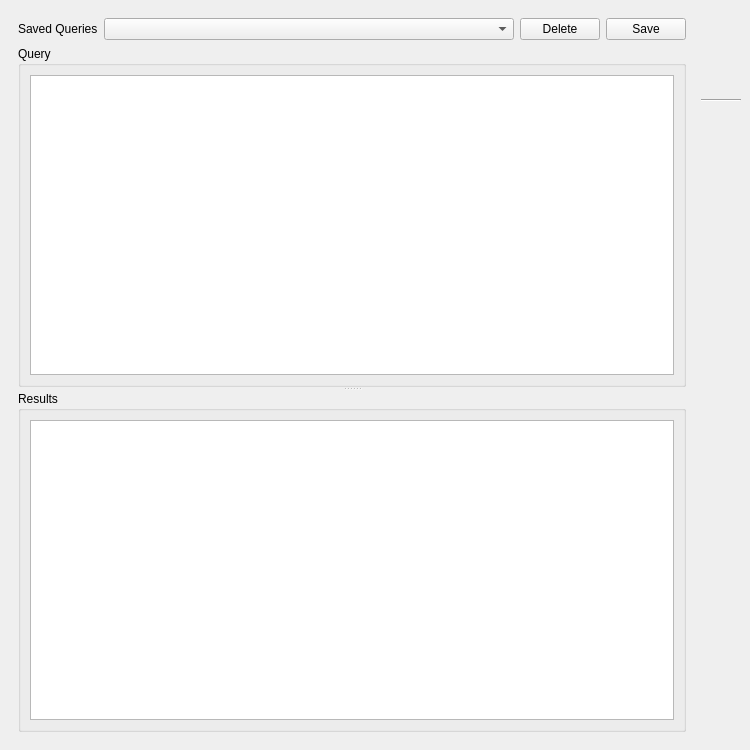
Before: the Qt Designer form UI/biblioteq_statistics.ui in textbrowser/biblioteq, drawn with Qt 5.
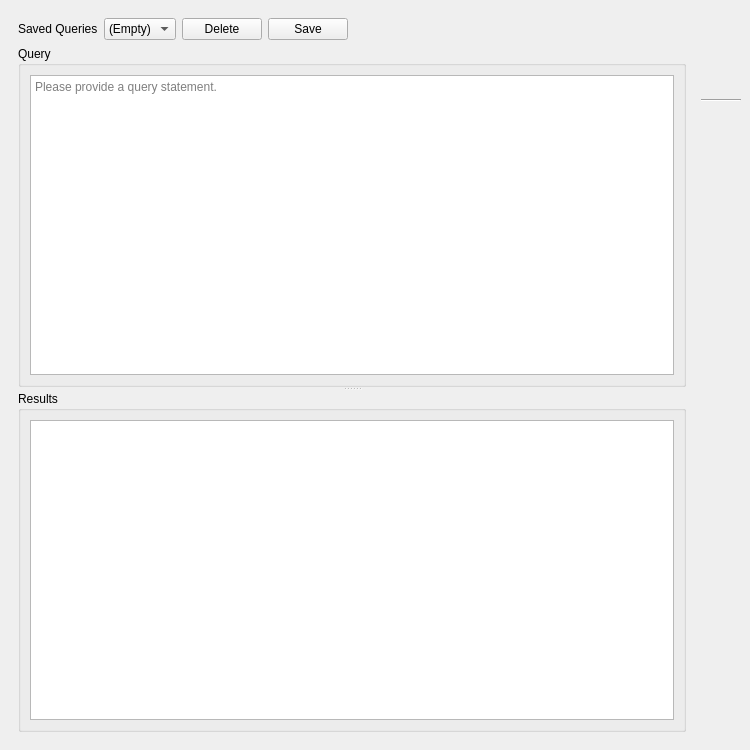
After: the same form once the commit is applied. Icons and pictures are not drawn. Custom widgets are drawn as their Qt base class.

```diff
--- a/UI/biblioteq_statistics.ui
+++ b/UI/biblioteq_statistics.ui
@@ -33,15 +33,17 @@
          </item>
          <item>
           <widget class="QComboBox" name="queries">
-           <property name="sizePolicy">
-            <sizepolicy hsizetype="Expanding" vsizetype="Fixed">
-             <horstretch>0</horstretch>
-             <verstretch>0</verstretch>
-            </sizepolicy>
+           <property name="currentIndex">
+            <number>0</number>
            </property>
            <property name="sizeAdjustPolicy">
             <enum>QComboBox::AdjustToContents</enum>
            </property>
+           <item>
+            <property name="text">
+             <string>(Empty)</string>
+            </property>
+           </item>
           </widget>
          </item>
          <item>
@@ -66,6 +68,19 @@
            </property>
           </widget>
          </item>
+         <item>
+          <spacer name="horizontalSpacer">
+           <property name="orientation">
+            <enum>Qt::Horizontal</enum>
+           </property>
+           <property name="sizeHint" stdset="0">
+            <size>
+             <width>40</width>
+             <height>20</height>
+            </size>
+           </property>
+          </spacer>
+         </item>
         </layout>
        </item>
        <item>
@@ -79,7 +94,11 @@
           </property>
           <layout class="QVBoxLayout" name="verticalLayout_3">
            <item>
-            <widget class="QTextEdit" name="query"/>
+            <widget class="QTextEdit" name="query">
+             <property name="placeholderText">
+              <string>Please provide a query statement.</string>
+             </property>
+            </widget>
            </item>
           </layout>
          </widget>
@@ -251,6 +270,13 @@
    </layout>
   </widget>
  </widget>
+ <customwidgets>
+  <customwidget>
+   <class>biblioteq_animated_push_button</class>
+   <extends>QPushButton</extends>
+   <header>biblioteq_animated_push_button.h</header>
+  </customwidget>
+ </customwidgets>
  <tabstops>
   <tabstop>queries</tabstop>
   <tabstop>delete_query</tabstop>
```
Left out of the diff: 6 changed lines with no effect on the pictures.
